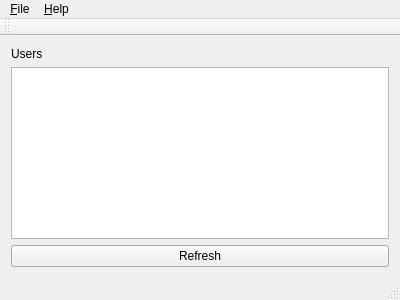
Qt form src/mainwindow.ui (zuzuf/qtchat) before a commit.
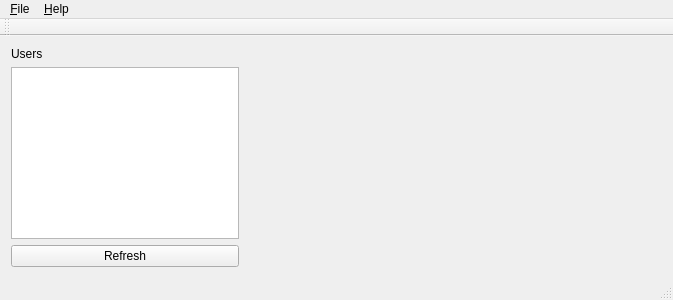
The same form after that commit. Icons and pictures are not drawn.

```diff
--- a/src/mainwindow.ui
+++ b/src/mainwindow.ui
@@ -6,7 +6,7 @@
    <rect>
     <x>0</x>
     <y>0</y>
-    <width>400</width>
+    <width>673</width>
     <height>300</height>
    </rect>
   </property>
@@ -14,6 +14,12 @@
    <string>MainWindow</string>
   </property>
   <widget class="QWidget" name="centralWidget">
+   <property name="maximumSize">
+    <size>
+     <width>250</width>
+     <height>16777215</height>
+    </size>
+   </property>
    <layout class="QVBoxLayout" name="verticalLayout">
     <item>
      <widget class="QLabel" name="label">
@@ -39,7 +45,7 @@
     <rect>
      <x>0</x>
      <y>0</y>
-     <width>400</width>
+     <width>673</width>
      <height>29</height>
     </rect>
    </property>
```
Left out of the diff: 12 changed lines with no effect on the pictures.
